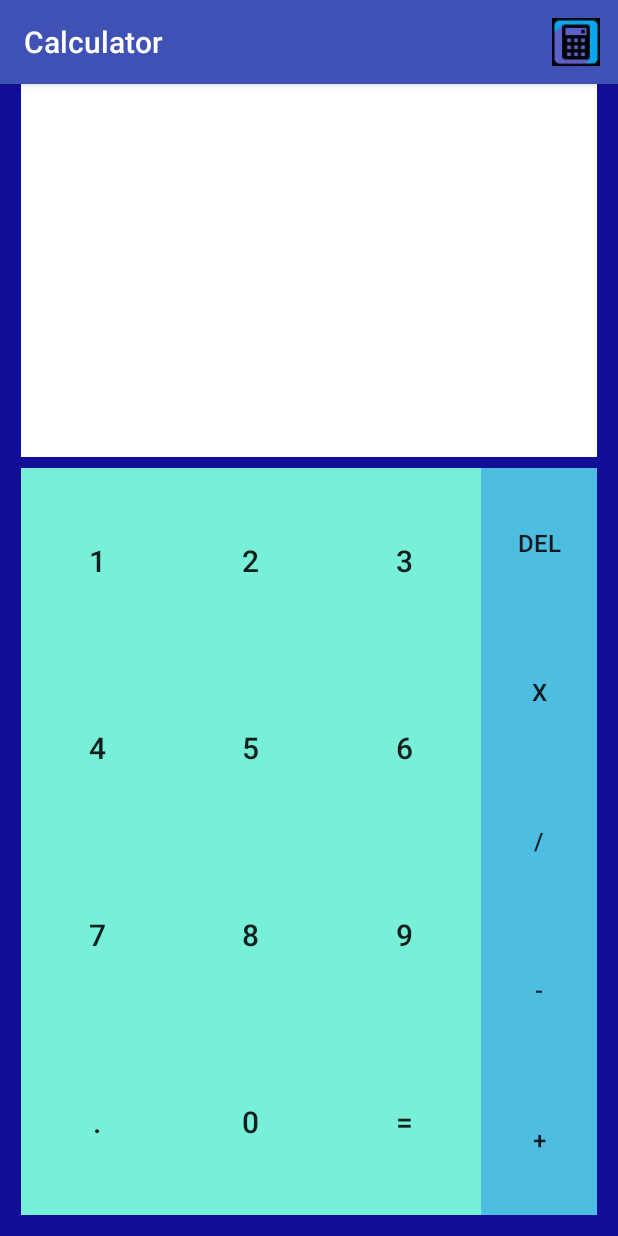
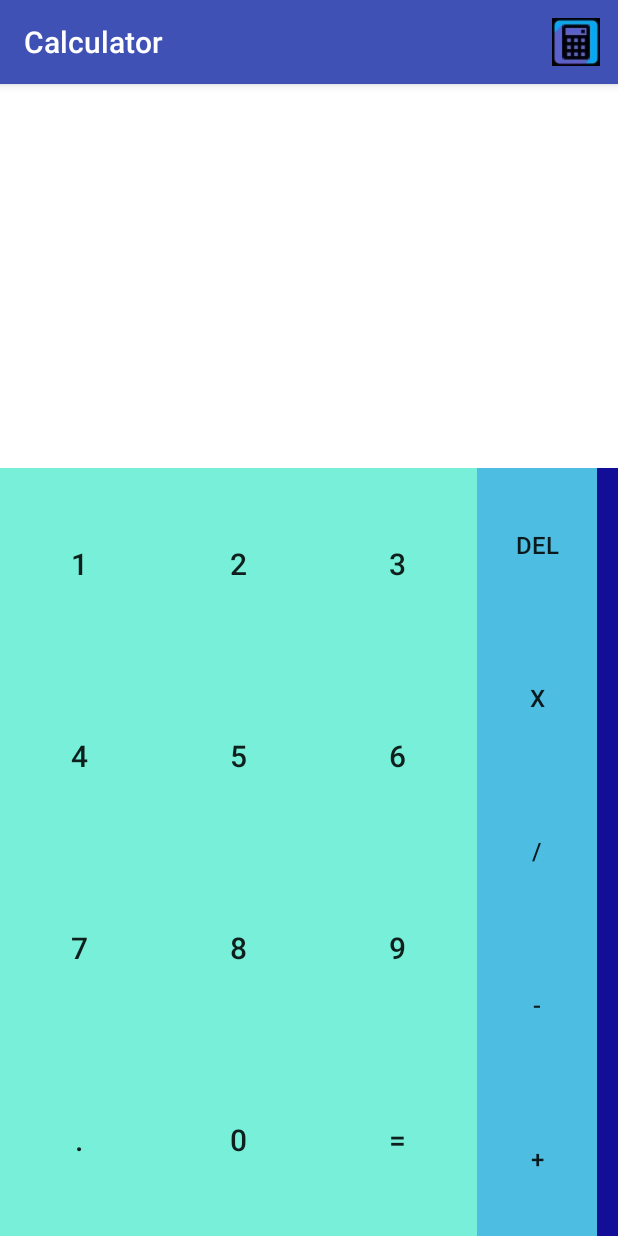
Before and after one commit to TusharSharma23/Calculator, an Android app: the screen it shows after launch (MainActivity), on a phone screen of 412 x 824 dp. Run offline under Robolectric (Android 15) with nearby library versions, the phone set to English and light mode, and no system bars.

Commit message:
Design optimized.

```diff
--- a/app/src/main/java/com/sharma/tushar/calculator/ButtonClickOperations.java
+++ b/app/src/main/java/com/sharma/tushar/calculator/ButtonClickOperations.java
@@ -169,13 +169,13 @@ public class ButtonClickOperations {
         btn.setOnClickListener(new View.OnClickListener() {
             @Override
             public void onClick(View v) {
-                equal(view);
+                equal(displayNumber.getText().toString());
             }
         });
     }
 
-    private static final void equal(View view) {
-        String t = displayNumber.getText().toString();
+    private static void equal(String expression) {
+        String t = expression;
         ArrayList<Double> num = new ArrayList<Double>();
         ArrayList<Character> operator = new ArrayList<Character>();
         int strt = 0, i = 0;
@@ -262,4 +262,6 @@ public class ButtonClickOperations {
         }
     }
 
+
+
 }
--- a/app/src/main/res/layout/activity_main.xml
+++ b/app/src/main/res/layout/activity_main.xml
@@ -1,44 +1,41 @@
 <?xml version="1.0" encoding="utf-8"?>
-    <LinearLayout
-        xmlns:android="http://schemas.android.com/apk/res/android"
+<LinearLayout xmlns:android="http://schemas.android.com/apk/res/android"
     xmlns:tools="http://schemas.android.com/tools"
     android:layout_width="match_parent"
     android:layout_height="match_parent"
-        tools:context="com.sharma.tushar.calculator.MainActivity"
+    android:background="#120e97"
     android:orientation="vertical"
-        android:background="#120e97">
+    tools:context="com.sharma.tushar.calculator.MainActivity">
 
     <TextView
         android:id="@+id/display"
         android:layout_width="match_parent"
         android:layout_height="0dp"
+        android:layout_weight="1"
+        android:background="#ffffff"
+        android:gravity="bottom"
+        android:maxLines="3"
+        android:paddingBottom="14dp"
+        android:paddingLeft="14dp"
+        android:paddingRight="14dp"
+        android:scrollbars="horizontal"
         android:textAlignment="textEnd"
-            android:gravity="bottom"
         android:textSize="40sp"
-            android:layout_weight="1"
-            android:layout_marginLeft="14dp"
-            android:layout_marginRight="14dp"
-            android:background="#ffffff"
-            tools:ignore="RtlCompat"
-            android:maxLines="3"
-            android:scrollbars="horizontal"/>
+        tools:ignore="RtlCompat" />
 
     <LinearLayout
         android:layout_width="match_parent"
         android:layout_height="0dp"
-        android:layout_marginBottom="14dp"
-        android:layout_marginLeft="14dp"
-        android:layout_marginRight="14dp"
-        android:layout_marginTop="7dp"
         android:layout_weight="2"
-        android:orientation="horizontal">
+        android:orientation="horizontal"
+        android:paddingRight="14dp">
 
         <LinearLayout
             android:layout_width="0dp"
             android:layout_height="match_parent"
-            android:orientation="vertical"
             android:layout_weight="4"
-            android:background="#77efd9">
+            android:background="#77efd9"
+            android:orientation="vertical">
 
             <LinearLayout
                 android:layout_width="match_parent"
@@ -48,18 +45,18 @@
 
                 <Button
                     android:id="@+id/one"
-                    android:text="1"
-                    style="@style/buttons"/>
+                    style="@style/buttons"
+                    android:text="1" />
 
                 <Button
                     android:id="@+id/two"
-                    android:text="2"
-                    style="@style/buttons"/>
+                    style="@style/buttons"
+                    android:text="2" />
 
                 <Button
                     android:id="@+id/three"
-                    android:text="3"
-                    style="@style/buttons"/>
+                    style="@style/buttons"
+                    android:text="3" />
 
             </LinearLayout>
 
@@ -67,23 +64,23 @@
                 android:layout_width="match_parent"
                 android:layout_height="0dp"
                 android:layout_weight="1"
-                android:orientation="horizontal"
-                android:background="#77efd9">
+                android:background="#77efd9"
+                android:orientation="horizontal">
 
                 <Button
                     android:id="@+id/four"
-                    android:text="4"
-                    style="@style/buttons"/>
+                    style="@style/buttons"
+                    android:text="4" />
 
                 <Button
                     android:id="@+id/five"
-                    android:text="5"
-                    style="@style/buttons"/>
+                    style="@style/buttons"
+                    android:text="5" />
 
                 <Button
                     android:id="@+id/six"
-                    android:text="6"
-                    style="@style/buttons"/>
+                    style="@style/buttons"
+                    android:text="6" />
 
 
             </LinearLayout>
@@ -96,20 +93,20 @@
 
                 <Button
                     android:id="@+id/seven"
-                    android:text="7"
-                    style="@style/buttons"/>
+                    style="@style/buttons"
+                    android:text="7" />
 
 
                 <Button
                     android:id="@+id/eight"
-                    android:text="8"
-                    style="@style/buttons"/>
+                    style="@style/buttons"
+                    android:text="8" />
 
 
                 <Button
                     android:id="@+id/nine"
-                    android:text="9"
-                    style="@style/buttons"/>
+                    style="@style/buttons"
+                    android:text="9" />
 
 
             </LinearLayout>
@@ -122,18 +119,18 @@
 
                 <Button
                     android:id="@+id/decimal"
-                    android:text="."
-                    style="@style/buttons"/>
+                    style="@style/buttons"
+                    android:text="." />
 
                 <Button
                     android:id="@+id/zero"
-                    android:text="0"
-                    style="@style/buttons"/>
+                    style="@style/buttons"
+                    android:text="0" />
 
                 <Button
                     android:id="@+id/equal"
-                    android:text="="
-                    style="@style/buttons"/>
+                    style="@style/buttons"
+                    android:text="=" />
 
             </LinearLayout>
 
@@ -143,35 +140,35 @@
         <LinearLayout
             android:layout_width="0dp"
             android:layout_height="match_parent"
-            android:orientation="vertical"
             android:layout_weight="1"
-            android:background="#4dbee1">
+            android:background="#4dbee1"
+            android:orientation="vertical">
 
             <Button
                 android:id="@+id/delete"
-                android:text="DEL"
+                style="@style/Functionbutton"
                 android:longClickable="true"
-                style="@style/Functionbutton"/>
+                android:text="DEL" />
 
             <Button
                 android:id="@+id/multiply"
-                android:text="X"
-                style="@style/Functionbutton"/>
+                style="@style/Functionbutton"
+                android:text="X" />
 
             <Button
                 android:id="@+id/divide"
-                android:text="/"
-                style="@style/Functionbutton"/>
+                style="@style/Functionbutton"
+                android:text="/" />
 
             <Button
                 android:id="@+id/subtract"
-                android:text="-"
-                style="@style/Functionbutton"/>
+                style="@style/Functionbutton"
+                android:text="-" />
 
             <Button
                 android:id="@+id/add"
-                android:text="+"
-                style="@style/Functionbutton"/>
+                style="@style/Functionbutton"
+                android:text="+" />
         </LinearLayout>
 
     </LinearLayout>
```
Lines whose indentation alone changed are shown as unchanged.
